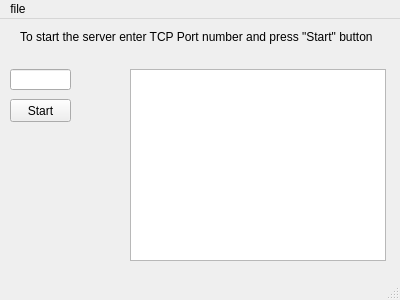
The window that mera-im++qt/qtserver.ui (rdmenezes/smart-house-api) describes before a commit, drawn with Qt 5.
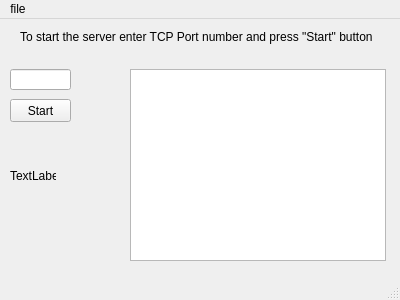
The same window after the commit.

Patch:
```diff
--- a/mera-im++qt/qtserver.ui
+++ b/mera-im++qt/qtserver.ui
@@ -60,6 +60,19 @@
      <string>To start the server enter TCP Port number and press &quot;Start&quot; button</string>
     </property>
    </widget>
+   <widget class="QLabel" name="label_2">
+    <property name="geometry">
+     <rect>
+      <x>10</x>
+      <y>150</y>
+      <width>46</width>
+      <height>13</height>
+     </rect>
+    </property>
+    <property name="text">
+     <string>TextLabel</string>
+    </property>
+   </widget>
   </widget>
   <widget class="QMenuBar" name="menuBar">
    <property name="geometry">
```
Left out of the diff: 2 changed lines with no effect on the pictures.
